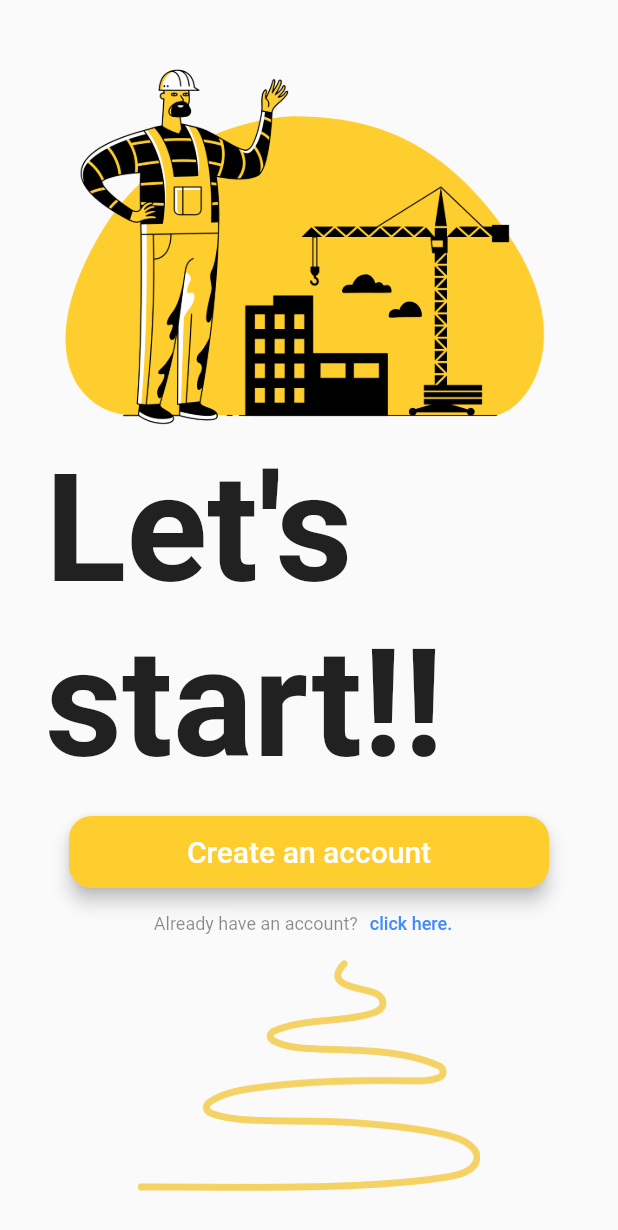
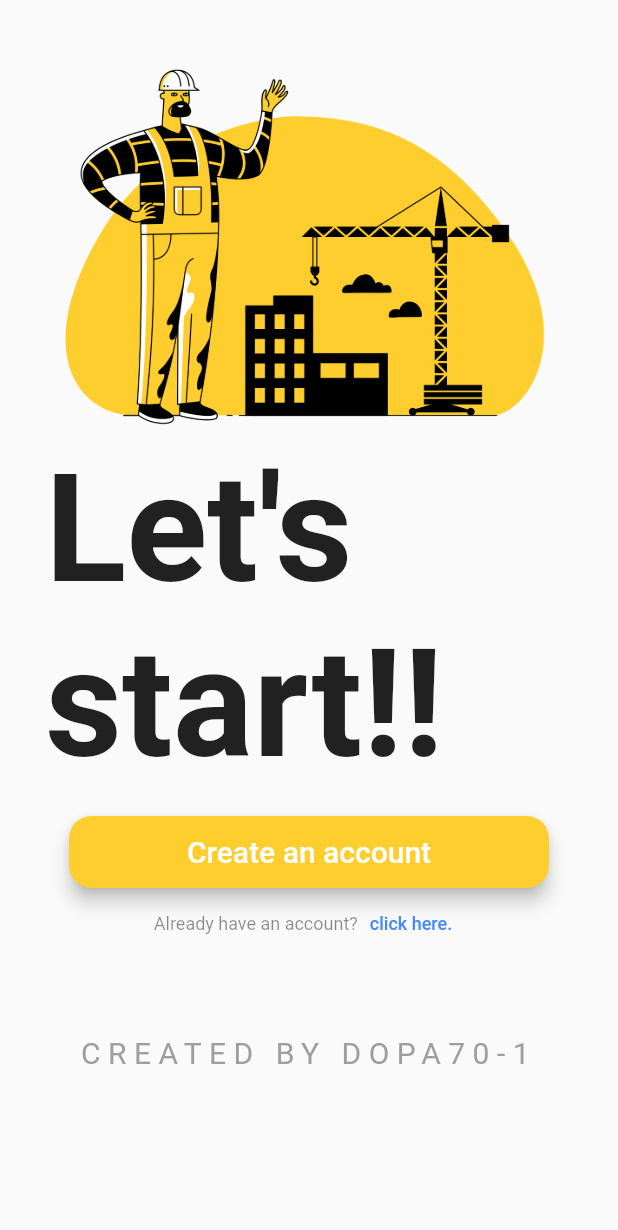
Before and after one commit to Dopa70-1/Construto, a Flutter app: the screen it shows after launch, on a phone screen of 412 x 824 dp. Shown: the top 1230 px of the screen. Run offline on Flutter 3.47's test engine with Material 2 defaults, Android fonts, the light colour scheme and no system bars; our stand-ins replace cloud_firestore, file_picker, firebase_auth, firebase_core, firebase_storage, google_fonts and 3 more; accounts and stored records are empty.

Commit message:
icon and splash done 2.0

```diff
--- a/lib/main.dart
+++ b/lib/main.dart
@@ -1,5 +1,6 @@
 import 'package:firebase_core/firebase_core.dart';
 import 'package:flutter/material.dart';
+import 'package:flutter/services.dart';
 import 'screens/welcome_screen.dart';
 import 'screens/login_screen.dart';
 import 'screens/registration_screen.dart';
@@ -15,6 +16,10 @@ class Construto extends StatelessWidget {
 
   @override
   Widget build(BuildContext context) {
+    SystemChrome.setPreferredOrientations([
+      DeviceOrientation.portraitUp,
+      DeviceOrientation.portraitDown,
+    ]);
     return MaterialApp(
         debugShowCheckedModeBanner: false,
         home: WelcomeScreen(),
--- a/lib/screens/home_page.dart
+++ b/lib/screens/home_page.dart
@@ -221,7 +221,7 @@ class _MyHomePageState extends State<MyHomePage> {
                                           : "")
                                       : "",
                                   ),
-                                  trailing: IconButton(
+                                  trailing: documentSnapshot["email"]==email?IconButton(
                                     icon: const Icon(Icons.delete),
                                     color: Colors.red,
                                     onPressed: () {
@@ -231,7 +231,7 @@ class _MyHomePageState extends State<MyHomePage> {
                                             : "");
                                       });
                                     },
-                                  ),
+                                  ):null,
                                   onTap: () {
                                     Navigator.push(context,
                                         MaterialPageRoute(builder: (context) {
--- a/lib/screens/projectTabs/demand.dart
+++ b/lib/screens/projectTabs/demand.dart
@@ -181,6 +181,7 @@ class _DemandState extends State<Demand> {
                             return Padding(
                               padding: const EdgeInsets.only(top: 10),
                               child: Card(
+                                shape: RoundedRectangleBorder(borderRadius: BorderRadius.circular(20.0)),
                                 elevation: 10,
                                 child: ListTile(
                                   title: Text(
--- a/lib/screens/projectTabs/document.dart
+++ b/lib/screens/projectTabs/document.dart
@@ -88,6 +88,7 @@ class _DocumentState extends State<Document> {
                             return Padding(
                               padding: const EdgeInsets.only(top: 10),
                               child: Card(
+                                shape: RoundedRectangleBorder(borderRadius: BorderRadius.circular(20.0)),
                                 elevation: 10,
                                 child: ListTile(
                                   shape: RoundedRectangleBorder(
@@ -100,7 +101,7 @@ class _DocumentState extends State<Document> {
                                           ? documentSnapshot["Name"]
                                           : "")
                                       : ""),
-                                  trailing: IconButton(
+                                  trailing: _auth.currentUser!.email==widget.email?IconButton(
                                     icon: const Icon(Icons.delete),
                                     color: Colors.red,
                                     onPressed: () {
@@ -109,7 +110,7 @@ class _DocumentState extends State<Document> {
                                         delete(id, documentSnapshot["Name"]);
                                       });
                                     },
-                                  ),
+                                  ):null,
                                   onTap: () async {
                                     await launch(documentSnapshot["ImageURL"]);
                                   },
--- a/lib/screens/welcome_screen.dart
+++ b/lib/screens/welcome_screen.dart
@@ -55,7 +55,18 @@ class _WelcomeScreenState extends State<WelcomeScreen> {
                 ),
               )
             ]),
-            Expanded(child: Image.asset('images/macaroni-road.png')),
+            Padding(
+              padding: EdgeInsets.only(top: 50.0),
+              child: Text(
+                'CREATED BY DOPA70-1',
+                textAlign: TextAlign.center,
+                style: TextStyle(
+                  letterSpacing: 5,
+                  color: Colors.grey,
+                  fontSize: 20.0
+                ),
+              ),
+            )
           ],
         ),
       ),
```
Also changed, not shown: lib/screens/project.dart (+2 -6 lines).
